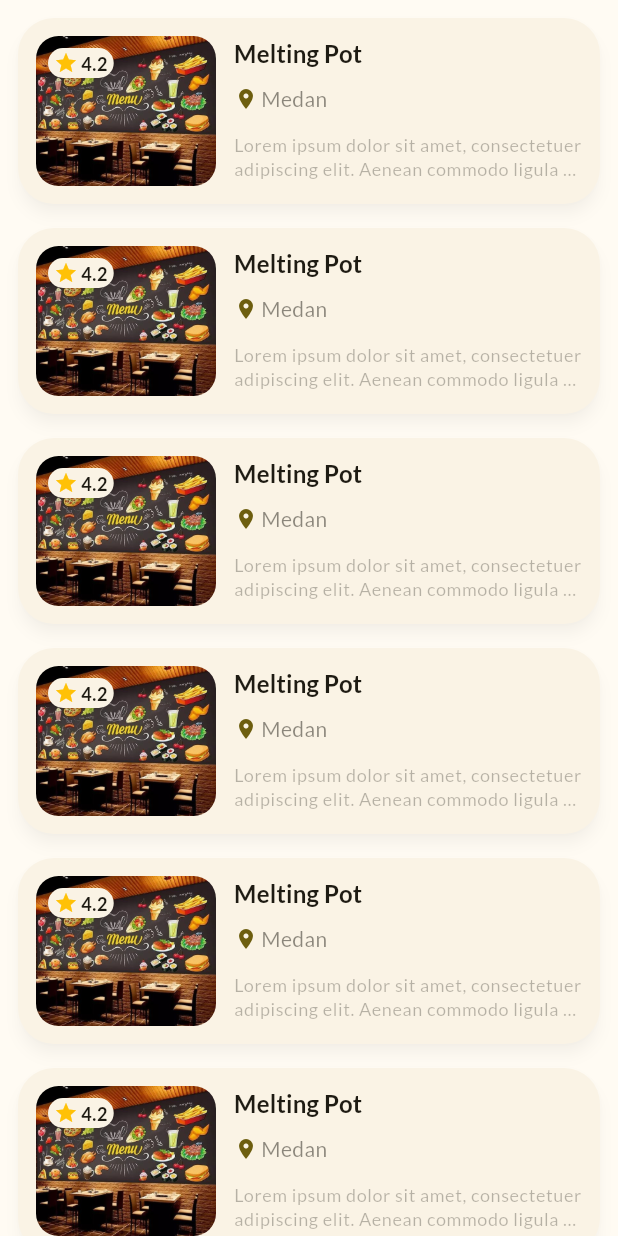
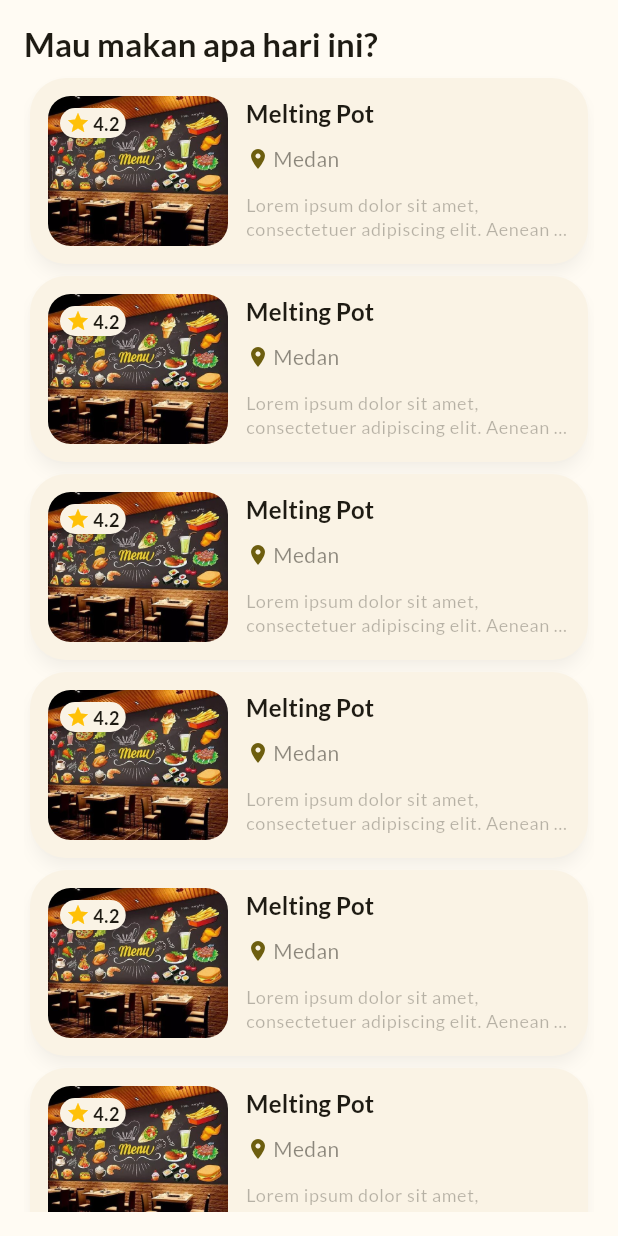
Before and after one commit to ayukrisn/find_resto, a Flutter app: the screen it shows after launch, on a phone screen of 412 x 824 dp. Run offline on Flutter 3.47's test engine with Material 3 defaults, Android fonts, the phone set to English and light mode, and no system bars; our stand-ins replace dio, google_fonts; network calls fail.

```diff
--- a/lib/main.dart
+++ b/lib/main.dart
@@ -1,7 +1,7 @@
 import 'package:find_resto/screens/home/home_screen.dart';
 import 'package:flutter/material.dart';
-import 'util.dart';
-import 'theme.dart';
+import 'theme/util.dart';
+import 'theme/theme.dart';
 
 void main() {
   runApp(const MyApp());
--- a/lib/screens/home/home_screen.dart
+++ b/lib/screens/home/home_screen.dart
@@ -1,147 +1,42 @@
+import 'package:dio/dio.dart';
+import 'package:find_resto/data/api/restaurant_service.dart';
+import 'package:find_resto/screens/home/restaurant_card.dart';
 import 'package:flutter/material.dart';
 
-class HomeScreen extends StatelessWidget {
+class HomeScreen extends StatefulWidget {
   const HomeScreen({super.key});
+
+  @override
+  State<HomeScreen> createState() => _HomeScreenState();
+}
+
+class _HomeScreenState extends State<HomeScreen> {
+  @override
+  void initState() {
+    super.initState();
+    // Calling the getRestaurants() method
+    RestaurantService().getRestaurants();
+  }
 
   // This widget is the root of your application.
   @override
   Widget build(BuildContext context) {
     return Scaffold(
       // appBar: AppBar(title: const Text("Find Resto")),
-      body: ListView.builder(
-        padding: const EdgeInsets.symmetric(vertical: 4.0, horizontal: 8.0),
-        itemCount: 15, // Number of times to display RestaurantCard
-        itemBuilder: (context, index) {
-          return Padding(
-            padding: const EdgeInsets.symmetric(vertical: 4.0),
-            child: RestaurantCard(), // Create a RestaurantCard for each index
-          );
-        },
-      ),
-    );
-  }
-}
-
-class RestaurantCard extends StatelessWidget {
-  const RestaurantCard({
-    super.key,
-  });
-
-  @override
-  Widget build(BuildContext context) {
-    return Card(
-      // color: Color.fromARGB(255, 255, 251, 243),
-      // margin: EdgeInsets.all(8),
-      shape: RoundedRectangleBorder(borderRadius: BorderRadius.circular(24)),
-      elevation: 4,
-      shadowColor: Colors.black.withOpacity(0.2),
-      child: Padding(
-        padding: const EdgeInsets.symmetric(
-          vertical: 12,
-          horizontal: 12,
-        ),
-        child: Row(
+      body: Padding(
+        padding: const EdgeInsets.all(16.0),
+        child: Column(
           crossAxisAlignment: CrossAxisAlignment.start,
           children: [
-            Stack(children: [
-              ConstrainedBox(
-                constraints: const BoxConstraints(
-                  maxHeight: 100,
-                  minHeight: 80,
-                  maxWidth: 160,
-                  minWidth: 120,
-                ),
-                child: ClipRRect(
-                  borderRadius: BorderRadius.circular(15.0),
-                  child: Image.asset(
-                    'assets/images/restaurant.jpeg',
-                    fit: BoxFit.cover,
-                  ),
-                ),
-              ),
-              Positioned(
-                  top: 4,
-                  left: 4,
-                  child: Card(
-                    elevation: 4,
-                    shadowColor: Colors.black.withOpacity(0.5),
-                    child: Padding(
-                      padding: const EdgeInsets.symmetric(
-                          vertical: 2, horizontal: 4),
-                      child: Row(
-                        children: [
-                          Icon(
-                            Icons.star,
-                            size: 16,
-                            color: Colors.amber,
-                          ),
-                          const SizedBox.square(
-                            dimension: 2,
-                          ),
-                          Text(
-                            "4.2",
-                            style: Theme.of(context)
-                                .textTheme
-                                .bodySmall
-                                ?.copyWith(fontWeight: FontWeight.bold),
-                          ),
-                        ],
-                      ),
-                    ),
-                  ))
-            ]),
-            const SizedBox.square(dimension: 12),
+            Text("Mau makan apa hari ini?",
+            style: Theme.of(context).textTheme.titleLarge?.copyWith(fontWeight: FontWeight.bold)),
             Expanded(
-              child: Column(
-                crossAxisAlignment: CrossAxisAlignment.start,
-                mainAxisAlignment: MainAxisAlignment.start,
-                mainAxisSize: MainAxisSize.min,
-                children: [
-                  Text(
-                    "Melting Pot",
-                    style: Theme.of(context)
-                        .textTheme
-                        .titleMedium
-                        ?.copyWith(fontWeight: FontWeight.bold),
-                  ),
-                  const SizedBox.square(
-                    dimension: 8,
-                  ),
-                  Row(
-                    children: [
-                      Row(
-                        children: [
-                          Icon(
-                            Icons.location_on,
-                            size: 16,
-                            color: Theme.of(context).colorScheme.primary,
-                          ),
-                          const SizedBox.square(
-                            dimension: 2,
-                          ),
-                          Opacity(
-                            opacity: 0.5,
-                            child: Text(
-                              "Medan",
-                              style: Theme.of(context).textTheme.bodyMedium,
-                            ),
-                          ),
-                        ],
-                      ),
-                    ],
-                  ),
-                  const SizedBox.square(dimension: 12),
-                  Opacity(
-                    opacity: 0.3,
-                    child: Text(
-                      "Lorem ipsum dolor sit amet, consectetuer adipiscing elit. Aenean commodo ligula eget dolor. ...",
-                      style: Theme.of(context).textTheme.bodySmall,
-                      maxLines: 2, // Set the maximum number of lines
-                      overflow: TextOverflow
-                          .ellipsis, // Add ellipsis (...) if the text overflows
-                    ),
-                  ),
-                ],
+              child: ListView.builder(
+                padding: const EdgeInsets.symmetric(vertical: 4.0, horizontal: 0),
+                itemCount: 15, // Number of times to display RestaurantCard
+                itemBuilder: (context, index) {
+                  return  RestaurantCard();
+                },
               ),
             ),
           ],
--- /dev/null
+++ b/lib/screens/home/restaurant_card.dart
@@ -0,0 +1,130 @@
+import 'package:flutter/material.dart';
+
+class RestaurantCard extends StatelessWidget {
+  const RestaurantCard({
+    super.key,
+  });
+
+  @override
+  Widget build(BuildContext context) {
+    return Card(
+      // color: Color.fromARGB(255, 255, 251, 243),
+      // margin: EdgeInsets.all(8),
+      shape: RoundedRectangleBorder(borderRadius: BorderRadius.circular(24)),
+      elevation: 4,
+      shadowColor: Colors.black.withOpacity(0.2),
+      child: Padding(
+        padding: const EdgeInsets.symmetric(
+          vertical: 12,
+          horizontal: 12,
+        ),
+        child: Row(
+          crossAxisAlignment: CrossAxisAlignment.start,
+          children: [
+            Stack(children: [
+              ConstrainedBox(
+                constraints: const BoxConstraints(
+                  maxHeight: 100,
+                  minHeight: 80,
+                  maxWidth: 160,
+                  minWidth: 120,
+                ),
+                child: ClipRRect(
+                  borderRadius: BorderRadius.circular(15.0),
+                  child: Image.asset(
+                    'assets/images/restaurant.jpeg',
+                    fit: BoxFit.cover,
+                  ),
+                ),
+              ),
+              Positioned(
+                  top: 4,
+                  left: 4,
+                  child: Card(
+                    elevation: 4,
+                    shadowColor: Colors.black.withOpacity(0.5),
+                    child: Padding(
+                      padding: const EdgeInsets.symmetric(
+                          vertical: 2, horizontal: 4),
+                      child: Row(
+                        children: [
+                          Icon(
+                            Icons.star,
+                            size: 16,
+                            color: Colors.amber,
+                          ),
+                          const SizedBox.square(
+                            dimension: 2,
+                          ),
+                          Text(
+                            "4.2",
+                            style: Theme.of(context)
+                                .textTheme
+                                .bodySmall
+                                ?.copyWith(fontWeight: FontWeight.bold),
+                          ),
+                        ],
+                      ),
+                    ),
+                  ))
+            ]),
+            const SizedBox.square(dimension: 12),
+            Expanded(
+              child: Column(
+                crossAxisAlignment: CrossAxisAlignment.start,
+                mainAxisAlignment: MainAxisAlignment.start,
+                mainAxisSize: MainAxisSize.min,
+                children: [
+                  Text(
+                    "Melting Pot",
+                    style: Theme.of(context)
+                        .textTheme
+                        .titleMedium
+                        ?.copyWith(fontWeight: FontWeight.bold),
+                  ),
+                  const SizedBox.square(
+                    dimension: 8,
+                  ),
+                  Row(
+                    children: [
+                      Row(
+                        children: [
+                          Icon(
+                            Icons.location_on,
+                            size: 16,
+                            color: Theme.of(context).colorScheme.primary,
+                          ),
+                          const SizedBox.square(
+                            dimension: 2,
+                          ),
+                          Opacity(
+                            opacity: 0.5,
+                            child: Text(
+                              "Medan",
+                              style: Theme.of(context).textTheme.bodyMedium,
+                            ),
+                          ),
+                        ],
+                      ),
+                    ],
+                  ),
+                  const SizedBox.square(dimension: 12),
+                  Opacity(
+                    opacity: 0.3,
+                    child: Text(
+                      "Lorem ipsum dolor sit amet, consectetuer adipiscing elit. Aenean commodo ligula eget dolor. ...",
+                      style: Theme.of(context).textTheme.bodySmall,
+                      maxLines: 2, // Set the maximum number of lines
+                      overflow: TextOverflow
+                          .ellipsis, // Add ellipsis (...) if the text overflows
+                    ),
+                  ),
+                ],
+              ),
+            ),
+          ],
+        ),
+      ),
+    );
+  }
+}
--- a/pubspec.yaml
+++ b/pubspec.yaml
@@ -7,6 +7,7 @@ environment:
   sdk: ^3.6.0
 
 dependencies:
+  dio: ^5.7.0
   flutter:
     sdk: flutter
   google_fonts: ^6.2.1
```
Also changed, not shown: lib/data/api/api_service.dart (added, +59 -0 lines), lib/data/api/restaurant_service.dart (added, +23 -0 lines), lib/data/model/restaurant.dart (added, +41 -0 lines), lib/data/model/restaurant_response.dart (added, +37 -0 lines), lib/theme/theme.dart (renamed from lib/theme.dart), lib/theme/util.dart (renamed from lib/util.dart), pubspec.lock.
